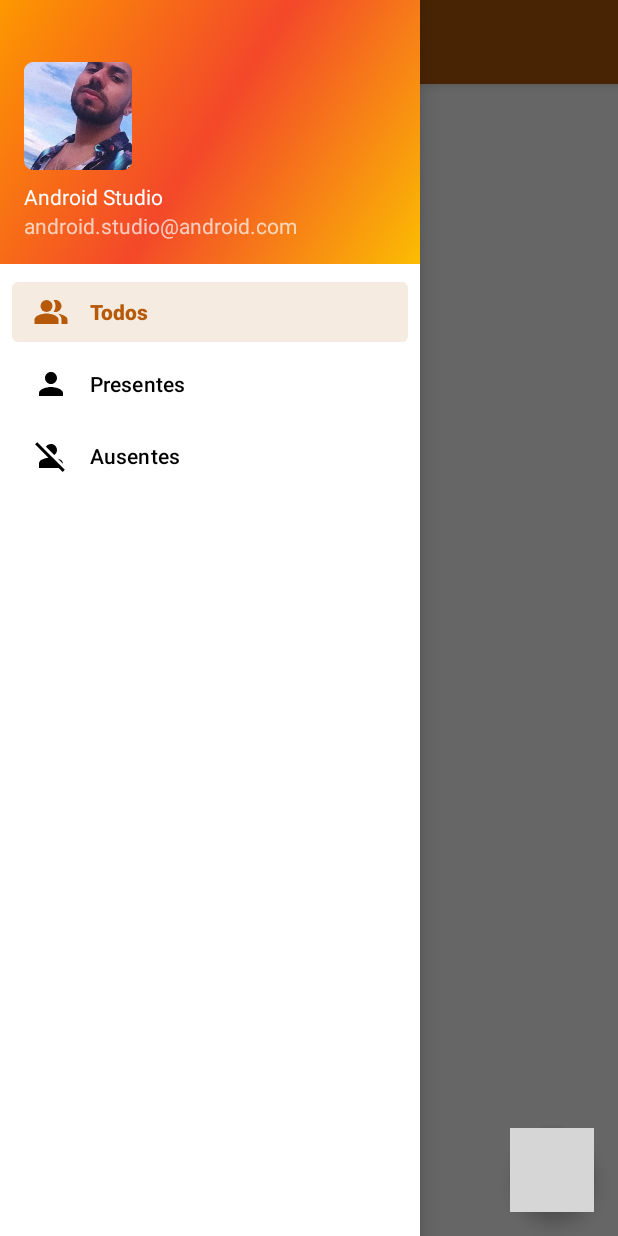
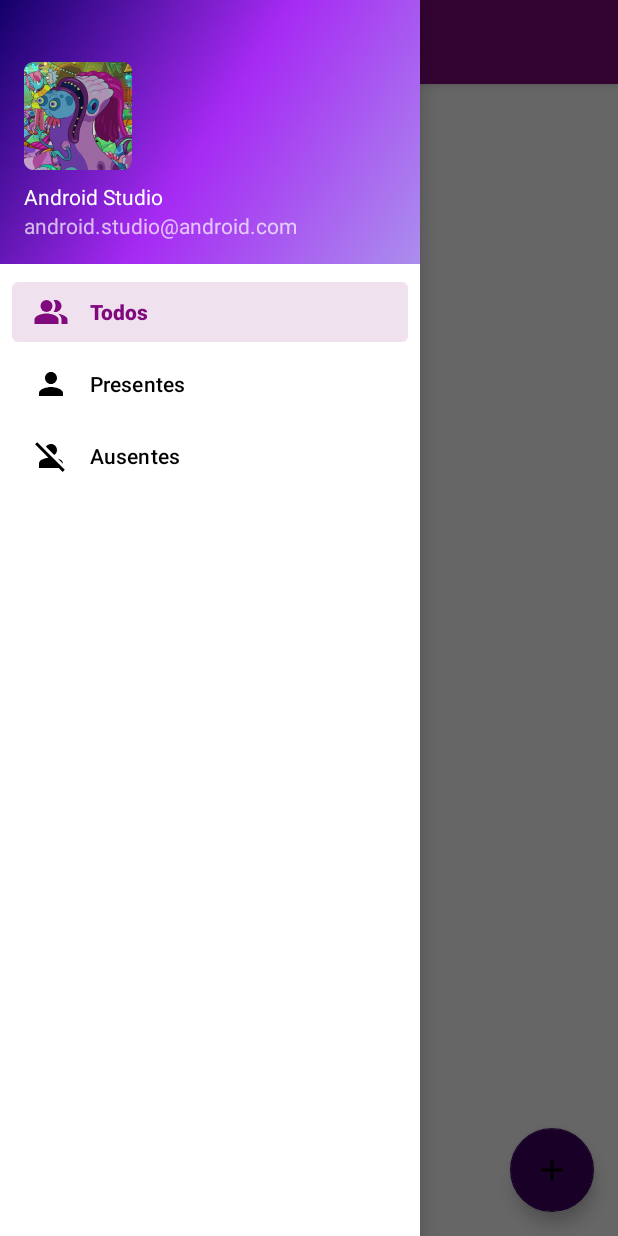
Before and after one commit to IuriEneas/Lista-de-convidados-Aula-, an Android app: the screen it shows after launch (MainActivity), with the side drawer open, on a phone screen of 412 x 824 dp. Run offline under Robolectric (Android 15) with nearby library versions, the phone set to English and light mode, and no system bars; our stand-ins replace Room's generated code, navigation-ui; grey boxes are pictures that could not be loaded.

Commit message:
Icon changed

```diff
--- /dev/null
+++ b/app/src/main/res/drawable/ic_baseline_add_24.xml
@@ -0,0 +1,5 @@
+<vector android:height="24dp" android:tint="#FFFFFF"
+    android:viewportHeight="24" android:viewportWidth="24"
+    android:width="24dp" xmlns:android="http://schemas.android.com/apk/res/android">
+    <path android:fillColor="@android:color/white" android:pathData="M19,13h-6v6h-2v-6H5v-2h6V5h2v6h6v2z"/>
+</vector>
--- a/app/src/main/res/drawable/side_nav_bar.xml
+++ b/app/src/main/res/drawable/side_nav_bar.xml
@@ -2,8 +2,8 @@
     android:shape="rectangle">
     <gradient
         android:angle="135"
-        android:centerColor="#F3482A"
-        android:endColor="#FD9800"
-        android:startColor="#FBBD02"
+        android:centerColor="#A62AF3"
+        android:endColor="#130068"
+        android:startColor="#AB8EED"
         android:type="linear" />
 </shape>
--- a/app/src/main/res/layout/app_bar_main.xml
+++ b/app/src/main/res/layout/app_bar_main.xml
@@ -29,6 +29,6 @@
         android:layout_gravity="bottom|end"
         android:layout_marginEnd="@dimen/fab_margin"
         android:layout_marginBottom="16dp"
-        app:srcCompat="@drawable/ic_create" />
+        app:srcCompat="@drawable/ic_baseline_add_24" />
 
 </androidx.coordinatorlayout.widget.CoordinatorLayout>
--- a/app/src/main/res/values/colors.xml
+++ b/app/src/main/res/values/colors.xml
@@ -1,10 +1,10 @@
 <?xml version="1.0" encoding="utf-8"?>
 <resources>
-    <color name="purple_200">#810808</color>
-    <color name="purple_500">#B65A09</color>
-    <color name="purple_700">#7E3300</color>
-    <color name="teal_200">#DA0303</color>
-    <color name="teal_700">#870101</color>
-    <color name="black">#FF000000</color>
+    <color name="purple_200">#D27634A5</color>
+    <color name="purple_500">#800A7D</color>
+    <color name="purple_700">#450D59</color>
+    <color name="teal_200">#3C0061</color>
+    <color name="teal_700">#000B43</color>
+    <color name="black">#000000</color>
     <color name="white">#FFFFFFFF</color>
 </resources>
```
Also changed, not shown: app/src/main/ic_launcher-playstore.png, app/src/main/res/mipmap-hdpi/ic_launcher.png, app/src/main/res/mipmap-hdpi/ic_launcher_foreground.png, app/src/main/res/mipmap-hdpi/ic_launcher_round.png, app/src/main/res/mipmap-mdpi/ic_launcher.png, app/src/main/res/mipmap-mdpi/ic_launcher_foreground.png, app/src/main/res/mipmap-mdpi/ic_launcher_round.png, app/src/main/res/mipmap-xhdpi/ic_launcher.png, app/src/main/res/mipmap-xhdpi/ic_launcher_foreground.png, app/src/main/res/mipmap-xhdpi/ic_launcher_round.png, app/src/main/res/mipmap-xxhdpi/ic_launcher.png, app/src/main/res/mipmap-xxhdpi/ic_launcher_foreground.png, app/src/main/res/mipmap-xxhdpi/ic_launcher_round.png, app/src/main/res/mipmap-xxxhdpi/ic_launcher.png, 2 more files.
